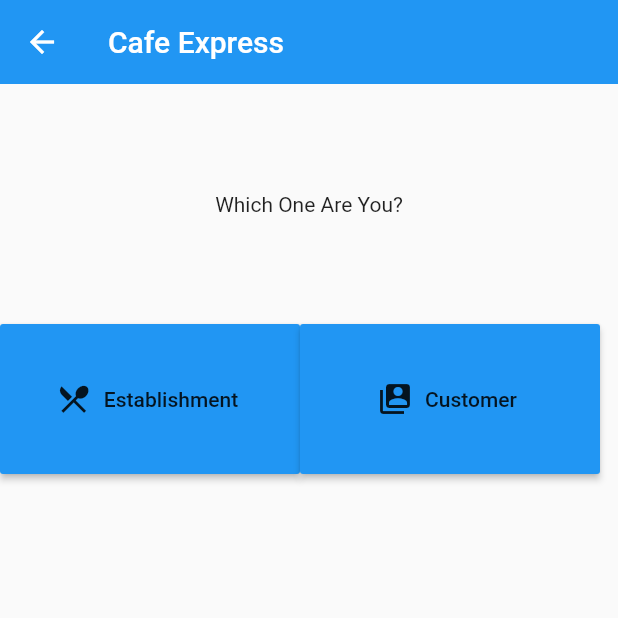
After one commit to YARN-CC2021/cafe-express, a Flutter app: the UserCategoryPage screen opened by its route, after a tap on "Establishment", on a phone screen of 412 x 824 dp, the top half of it. The commit adds this screen. Run offline on Flutter 3.47's test engine with Material 2 defaults, Android fonts, the phone set to English and light mode, and no system bars; our stand-ins replace flutter_dotenv, flutter_login, geolocator, google_maps_flutter, location; missing offline and left inert: amplify_auth_cognito, amplify_core; network calls fail.

Commit message:
created user_category_page

```diff
--- a/lib/app.dart
+++ b/lib/app.dart
@@ -4,11 +4,13 @@ import 'screens/merchant_page.dart';
 import 'wrapper.dart';
 import 'package:provider/provider.dart';
 import 'models/user_status.dart';
+import 'screens/user_category_page.dart';
 
 const WrapperRoute = "/";
 const MapSearchRoute = "/map_search";
 const DetailRoute = "/detail";
 const MerchantRoute = "/merchant_settings";
+const UserCategoryRoute = "/user_category";
 
 class MyApp extends StatelessWidget {
   // This widget is the root of your application.
@@ -40,6 +42,9 @@ class MyApp extends StatelessWidget {
         case MerchantRoute:
           screen = MerchantPage();
           break;
+        case UserCategoryRoute:
+          screen = UserCategoryPage();
+          break;
         default:
           return null;
       }
--- /dev/null
+++ b/lib/screens/user_category_page.dart
@@ -0,0 +1,87 @@
+import 'package:flutter/material.dart';
+import 'dart:async';
+import 'dart:convert';
+import 'package:http/http.dart' as http;
+import 'package:amplify_core/amplify_core.dart';
+import '../amplifyconfiguration.dart';
+import 'package:amplify_auth_cognito/amplify_auth_cognito.dart';
+
+class UserCategoryPage extends StatefulWidget {
+  @override
+  _UserCategoryPageState createState() => _UserCategoryPageState();
+}
+
+class _UserCategoryPageState extends State<UserCategoryPage> {
+  @override
+  void initState() {
+    super.initState();
+  }
+
+  @override
+  void dispose() {
+    super.dispose();
+  }
+
+  @override
+  Widget build(BuildContext context) {
+    return Scaffold(
+      appBar: AppBar(
+        title: Text("Cafe Express"),
+        backgroundColor: Colors.blue,
+        elevation: 0.0,
+      ),
+      body: Column(children: [
+        Center(heightFactor: 10, child: Text("Which One Are You?")),
+        Row(children: [
+          Center(
+              child: ButtonTheme(
+                  minWidth: 200.0,
+                  height: 100.0,
+                  child: RaisedButton.icon(
+                      onPressed: () {
+                        _insertUserCategory(true);
+                      },
+                      icon: Icon(Icons.local_restaurant),
+                      label: Text("Establishment")))), //or storefront
+          Center(
+              child: ButtonTheme(
+                  minWidth: 200.0,
+                  height: 100.0,
+                  child: RaisedButton.icon(
+                      onPressed: () {
+                        _insertUserCategory(false);
+                      },
+                      icon: Icon(Icons.switch_account),
+                      label: Text("Customer")))),
+        ])
+      ] //
+          ),
+    );
+  }
+
+  Future<dynamic> _insertUserCategory(bool isCustomer) async {
+    var userData = await Amplify.Auth.getCurrentUser();
+    var userId = userData.userId;
+
+    print("_insertUserCategory body= $userId, $isCustomer");
+    var response = await http.post(
+      "https://pq3mbzzsbg.execute-api.ap-northeast-1.amazonaws.com/CaffeExpressRESTAPI/usercategory",
+      headers: <String, String>{
+        'Content-Type': 'application/json; charset=UTF-8',
+      },
+      body: jsonEncode({'id': userId, "isCustomer": isCustomer}),
+    );
+    if (response.statusCode == 200) {
+      final jsonResponse = json.decode(response.body);
+      print("_insertUserCategory jsonResponse= $jsonResponse");
+      return jsonResponse;
+    } else {
+      print('Request failed with status: ${response.statusCode}.');
+    }
+  }
+
+  // void _returnWrapper(BuildContext context) {
+  //   Navigator.pushNamed(context, MapSearchRoute);
+  //   print("triggered");
+  // }
+}
--- a/pubspec.yaml
+++ b/pubspec.yaml
@@ -53,7 +53,7 @@ flutter:
 
   # To add assets to your application, add an assets section, like this:
   assets:
-    - .env
+    # - .env
     - assets/
   #   - images/a_dot_burr.jpeg
   #   - images/a_dot_ham.jpeg
```
